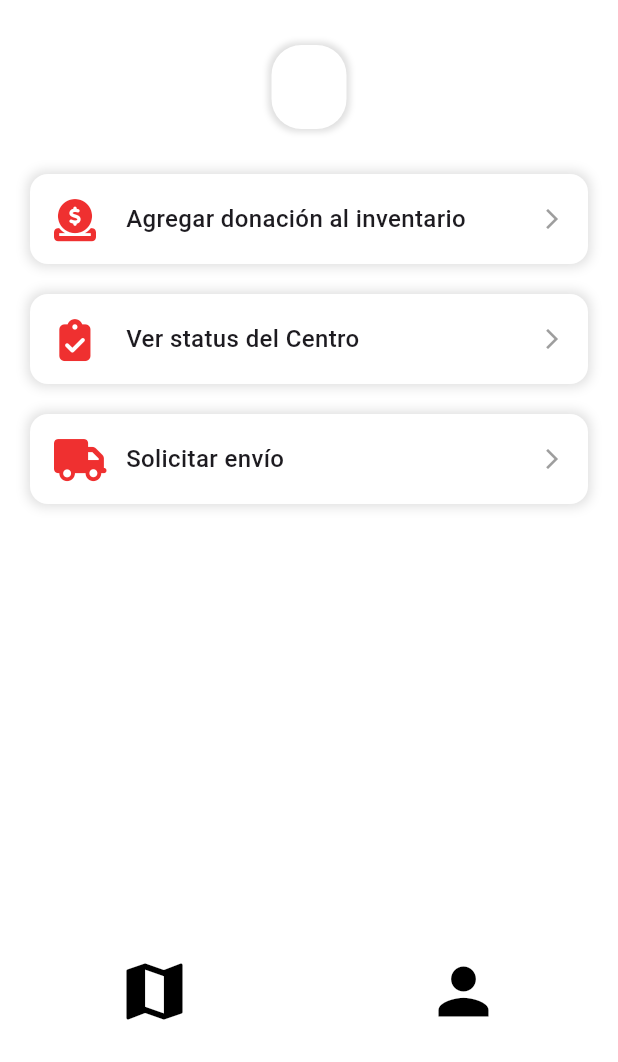
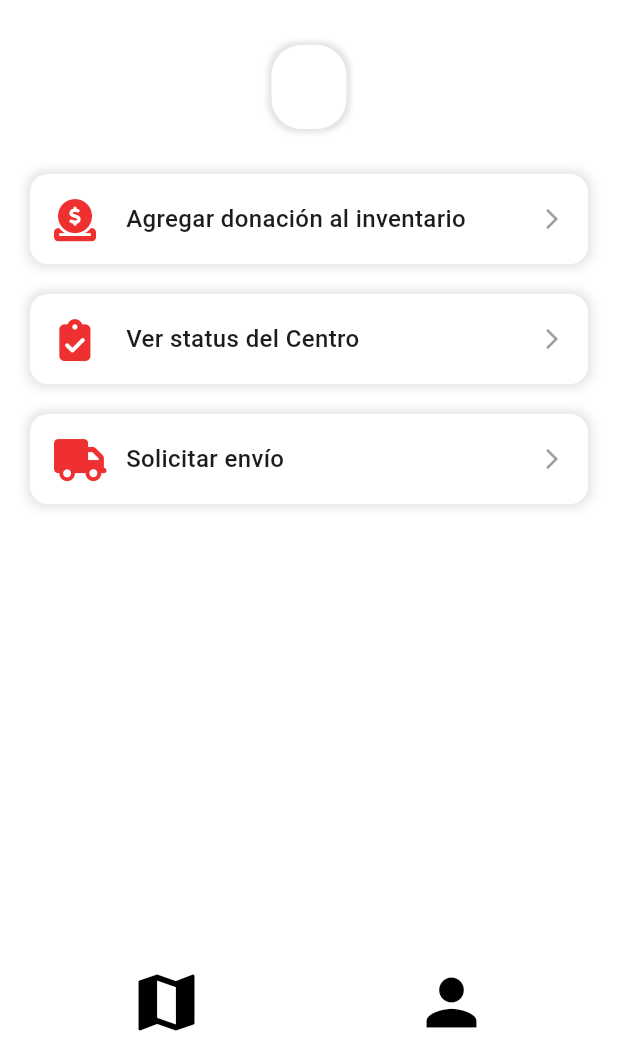
Before and after one commit to juanvaloss/TC2007B.502_MobileApp, a Flutter app: the CenterHome screen opened directly with empty values, on a phone screen of 412 x 824 dp, the part 174-1236 px from its top. Run offline on Flutter 3.47's test engine with Material 3 defaults, Android fonts, the phone set to English and light mode, and no system bars; our stand-ins replace firebase_core, firebase_messaging, flutter_dotenv, font_awesome_flutter, google_maps_flutter, image_picker and 3 more; accounts and stored records are empty; network calls fail.

Commit message:
Update center_home.dart

```diff
--- a/client/lib/screens/center_screens/center_home.dart
+++ b/client/lib/screens/center_screens/center_home.dart
@@ -434,32 +434,52 @@ class _CenterHome extends State<CenterHome> {
       bottomNavigationBar: BottomAppBar(
         color: Colors.white,
         shape: const CircularNotchedRectangle(),
-        padding: const EdgeInsets.only(bottom: 60),
         child: Row(
           mainAxisAlignment: MainAxisAlignment.spaceAround,
           children: [
-            IconButton(
-              icon: const Icon(Icons.map, color: Colors.black,size: 50,),
-              onPressed: () {
+            GestureDetector(
+              onTap: () {
                 Navigator.push(
                   context,
-                  MaterialPageRoute(builder: (context) => UserHomeScreen(userId: widget.userId, isBamxAdmin: false, isCenterAdmin: true,)),
+                  MaterialPageRoute(
+                    builder: (context) => UserHomeScreen(
+                      userId: widget.userId,
+                      isBamxAdmin: false,
+                      isCenterAdmin: true,
+                    ),
+                  ),
                 );
               },
+              child: Container(
+                width: 80, // Ancho del hitbox
+                height: 80, // Altura del hitbox
+                alignment: Alignment.center,
+                child: const Icon(Icons.map, color: Colors.black, size: 50),
+              ),
             ),
-            IconButton(
-              icon: const Icon(Icons.person, color: Colors.black,size: 50,),
-              onPressed: () {
+            GestureDetector(
+              onTap: () {
                 Navigator.push(
                   context,
-                  MaterialPageRoute(builder: (context) => UserProfileScreen(userId: widget.userId, isBamxAdmin: false)),
+                  MaterialPageRoute(
+                    builder: (context) => UserProfileScreen(
+                      userId: widget.userId,
+                      isBamxAdmin: false,
+                    ),
+                  ),
                 );
               },
+              child: Container(
+                width: 80, // Ancho del hitbox
+                height: 80, // Altura del hitbox
+                alignment: Alignment.center,
+                child: const Icon(Icons.person, color: Colors.black, size: 50),
+              ),
             ),
           ],
         ),
+      ),
 
-      ),
     );
   }
 }
```
